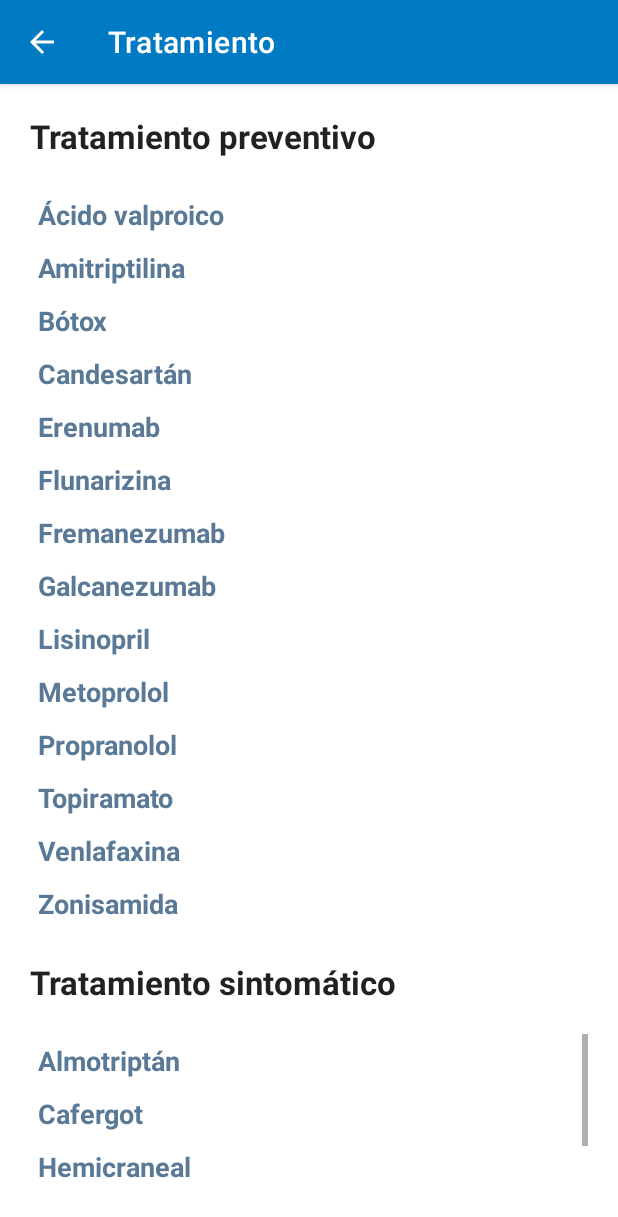
After one commit to Baltasarq/CefaleApp, an Android app: the TreatmentResultActivity screen opened directly, with no data from a screen before it, on a phone screen of 412 x 824 dp. The commit adds this screen. Shown: the top 1217 px of the screen. Run offline under Robolectric (Android 15) with nearby library versions, the phone set to English and light mode, and no system bars.

Commit message:
Finishes support for preventive treatment

```diff
--- a/app/build.gradle
+++ b/app/build.gradle
@@ -51,6 +51,7 @@
     implementation 'androidx.navigation:navigation-fragment:2.7.7'
     implementation 'androidx.navigation:navigation-ui:2.7.7'
     implementation 'androidx.preference:preference:1.2.1'
+    implementation 'androidx.activity:activity:1.8.0'
     testImplementation 'junit:junit:4.13.2'
     androidTestImplementation 'androidx.test.ext:junit:1.1.5'
     androidTestImplementation 'androidx.test.espresso:espresso-core:3.5.1'
--- a/app/src/main/AndroidManifest.xml
+++ b/app/src/main/AndroidManifest.xml
@@ -23,6 +23,9 @@
         android:supportsRtl="true"
         android:theme="@style/Theme.CefaleApp"
         tools:targetApi="31">
+        <activity
+            android:name=".ui.treatment.TreatmentResultActivity"
+            android:exported="false" />
         <activity
             android:name=".ui.treatment.MorbidityActivity"
             android:exported="false" />
--- a/app/src/main/java/com/devbaltasarq/cefaleapp/core/Util.java
+++ b/app/src/main/java/com/devbaltasarq/cefaleapp/core/Util.java
@@ -4,17 +4,32 @@
 package com.devbaltasarq.cefaleapp.core;
 
 
+import android.content.Context;
+import android.content.Intent;
 import android.text.Spanned;
 
 import androidx.core.text.HtmlCompat;
+
+import com.devbaltasarq.cefaleapp.core.treatment.BasicId;
+import com.devbaltasarq.cefaleapp.core.treatment.Identifiable;
+import com.devbaltasarq.cefaleapp.core.treatment.Medicine;
+import com.devbaltasarq.cefaleapp.core.treatment.Nameable;
+import com.devbaltasarq.cefaleapp.ui.treatment.MedicineActivity;
 
 import org.w3c.dom.Element;
 import org.w3c.dom.Node;
 import org.w3c.dom.NodeList;
 
 import java.io.IOException;
+import java.text.Collator;
+import java.util.ArrayList;
 import java.util.Calendar;
+import java.util.Collection;
+import java.util.List;
 import java.util.Locale;
+import java.util.Map;
+import java.util.Objects;
+import java.util.stream.Collectors;
 
 
 public class Util {
@@ -99,4 +114,45 @@
                         .replace( ":", ":<br/>" )
                         .replace( "-", "&mdash;" ));
     }
+
+    /** Shos the medicine activity with the given medicine loaded.
+      * @param CTX the activity this call is originated.
+      * @param M the given medicine to show.
+      */
+    public static void showMedicine(final Context CTX, final Medicine M)
+    {
+        final Intent INTENT = new Intent( CTX, MedicineActivity.class );
+
+        MedicineActivity.medicine = M;
+        CTX.startActivity( INTENT );
+    }
+
+    /** Sorts identifiables (medicines, morbidities...) taking into account locales.
+      * @param IDENTIFIABLES the medicine list to sort.
+      */
+    public static void sortIdentifiableI18n(final List<? extends Identifiable> IDENTIFIABLES)
+    {
+        final Collator COLLATOR = Collator.getInstance( new Locale("es","ES" ));
+
+        IDENTIFIABLES.sort( (m1, m2) ->
+                            COLLATOR.compare(
+                                    m1.getId().getName(),
+                                    m2.getId().getName() ) );
+    }
+
+    /** Generates a new list with all corresponding objects.
+      * @param ALL the collection of all objects.
+      * @param IDS the collection of all ids.
+      * @return a new list with the objects corresponding to the given identifiers.
+      * @param <T> The identifiable objects, i.e. Mordbity, Medicine...
+      * @param <U> The id object, i.e. Medicine.Id, Morbidity.Id...
+      */
+    public static <T extends Identifiable, U extends Nameable> List<T > getObjListFromIdList(
+                                        final Map<U, T> ALL,
+                                        final Collection<U> IDS)
+    {
+        return IDS.stream().map( id
+                                    -> Objects.requireNonNull( ALL.get( id ) ) )
+                           .collect( Collectors.toList() );
+    }
 }
--- /dev/null
+++ b/app/src/main/java/com/devbaltasarq/cefaleapp/ui/treatment/TreatmentResultActivity.java
@@ -0,0 +1,75 @@
+// CefaleApp (c) 2023/24 Baltasar MIT License <baltasarq@uvigo.es>
+
+
+package com.devbaltasarq.cefaleapp.ui.treatment;
+
+
+import android.os.Bundle;
+import android.view.LayoutInflater;
+import android.view.MenuItem;
+import android.view.View;
+import android.widget.LinearLayout;
+import android.widget.TextView;
+
+import androidx.appcompat.app.ActionBar;
+import androidx.appcompat.app.AppCompatActivity;
+
+import java.util.List;
+
+import com.devbaltasarq.cefaleapp.R;
+import com.devbaltasarq.cefaleapp.core.Util;
+import com.devbaltasarq.cefaleapp.core.treatment.Medicine;
+import com.devbaltasarq.cefaleapp.core.treatment.MedicineGroup;
+
+
+public class TreatmentResultActivity extends AppCompatActivity {
+    @Override
+    protected void onCreate(Bundle savedInstanceState)
+    {
+        super.onCreate( savedInstanceState );
+        this.setContentView( R.layout.activity_treatment_result );
+
+        final ActionBar ACTION_BAR = this.getSupportActionBar();
+
+        if ( ACTION_BAR != null ) {
+            ACTION_BAR.setTitle( R.string.lbl_treatment );
+            ACTION_BAR.setDisplayHomeAsUpEnabled( true );
+            ACTION_BAR.setLogo( R.drawable.medical );
+        }
+
+        final LayoutInflater INFLATER = this.getLayoutInflater();
+        final LinearLayout LY_PREVENTIVE = this.findViewById( R.id.lyPreventiveTreatment );
+        final LinearLayout LY_SYMPTOMATIC = this.findViewById( R.id.lySymptomaticTreatment);
+
+        Util.sortIdentifiableI18n( medicineList );
+
+        for(final Medicine MEDICINE: medicineList) {
+            final View MED_VIEW = INFLATER.inflate( R.layout.medicine_group_entry, null );
+            final TextView LBL_MEDICINE = MED_VIEW.findViewById( R.id.lblMedicine );
+            final MedicineGroup.Id SYMPTOMATIC_GROUP_ID = MedicineGroup.Id.get( 'I' );
+
+            LBL_MEDICINE.setText( MEDICINE.getId().getName() );
+            LBL_MEDICINE.setOnClickListener( (v) -> Util.showMedicine( this, MEDICINE ) );
+
+            if ( MEDICINE.getGroupId().equals( SYMPTOMATIC_GROUP_ID ) ) {
+                LY_SYMPTOMATIC.addView( MED_VIEW );
+            } else {
+                LY_PREVENTIVE.addView( MED_VIEW );
+            }
+        }
+
+        return;
+    }
+
+    public boolean onOptionsItemSelected(MenuItem item)
+    {
+        if ( item.getItemId() == android.R.id.home ) {
+            this.finish();
+            return true;
+        }
+
+        return super.onOptionsItemSelected( item );
+    }
+
+    public static List<Medicine> medicineList;
+}
--- a/app/src/main/java/com/devbaltasarq/cefaleapp/ui/treatment/VademecumActivity.java
+++ b/app/src/main/java/com/devbaltasarq/cefaleapp/ui/treatment/VademecumActivity.java
@@ -201,7 +201,8 @@
         BT_MEDICINES.setEnabled( BUTTON != BT_MEDICINES );
     }
 
-    public boolean onOptionsItemSelected(MenuItem item) {
+    public boolean onOptionsItemSelected(MenuItem item)
+    {
         if ( item.getItemId() == android.R.id.home ) {
             this.finish();
             return true;
--- a/app/src/main/res/layout/activity_treatment.xml
+++ b/app/src/main/res/layout/activity_treatment.xml
@@ -9,7 +9,7 @@
     android:forceDarkAllowed="false">
 
     <ScrollView
-        android:id="@+id/scrlMorbodities"
+        android:id="@+id/scrlMorbidities"
         android:padding="5dp"
         android:layout_width="match_parent"
         android:layout_height="match_parent">
@@ -23,8 +23,8 @@
 
     <com.google.android.material.floatingactionbutton.FloatingActionButton
         android:id="@+id/btStartMedicineDiscards"
-        app:layout_constraintEnd_toEndOf="@id/scrlMorbodities"
-        app:layout_constraintBottom_toBottomOf="@id/scrlMorbodities"
+        app:layout_constraintEnd_toEndOf="@id/scrlMorbidities"
+        app:layout_constraintBottom_toBottomOf="@id/scrlMorbidities"
         android:layout_width="64dp"
         android:layout_height="64dp"
         android:layout_gravity="bottom|end"
--- /dev/null
+++ b/app/src/main/res/layout/activity_treatment_result.xml
@@ -0,0 +1,50 @@
+<?xml version="1.0" encoding="utf-8"?>
+<LinearLayout xmlns:android="http://schemas.android.com/apk/res/android"
+    xmlns:app="http://schemas.android.com/apk/res-auto"
+    android:orientation="vertical"
+    xmlns:tools="http://schemas.android.com/tools"
+    android:layout_width="match_parent"
+    android:layout_height="match_parent"
+    tools:context=".ui.treatment.TreatmentResultActivity"
+    android:layout_margin="10dp">
+
+    <TextView
+        android:layout_width="match_parent"
+        android:layout_height="wrap_content"
+        android:textAppearance="@style/TextAppearance.AppCompat.Large"
+        android:textStyle="bold"
+        android:text="@string/lbl_preventive_treatment"
+        android:layout_margin="10dp"/>
+
+    <ScrollView
+        android:layout_width="match_parent"
+        android:layout_height="wrap_content"
+        android:layout_margin="10dp">
+
+        <LinearLayout       android:id="@+id/lyPreventiveTreatment"
+            android:orientation="vertical"
+            android:layout_width="match_parent"
+            android:layout_height="wrap_content">
+        </LinearLayout>
+    </ScrollView>
+
+    <TextView
+        android:layout_width="match_parent"
+        android:layout_height="wrap_content"
+        android:textAppearance="@style/TextAppearance.AppCompat.Large"
+        android:textStyle="bold"
+        android:text="@string/lbl_syntomatic_treatment"
+        android:layout_margin="10dp"/>
+
+    <ScrollView
+        android:layout_width="match_parent"
+        android:layout_height="wrap_content"
+        android:layout_margin="10dp">
+
+        <LinearLayout       android:id="@+id/lySymptomaticTreatment"
+            android:orientation="vertical"
+            android:layout_width="match_parent"
+            android:layout_height="wrap_content">
+        </LinearLayout>
+    </ScrollView>
+</LinearLayout>
--- a/app/src/main/res/values/strings.xml
+++ b/app/src/main/res/values/strings.xml
@@ -38,6 +38,8 @@
     <string name="lbl_pills">grajea(s)/unidade(s)</string>
     <string name="lbl_compatible_medicines">Medicinas compatibles</string>
     <string name="lbl_incompatible_medicines">Medicinas incompatibles</string>
+    <string name="lbl_preventive_treatment">Tratamiento preventivo</string>
+    <string name="lbl_syntomatic_treatment">Tratamiento sintomático</string>
 
     <!-- Messages -->
     <string name="msg_info">Información sobre la aplicación.</string>
```
Also changed, not shown: app/src/main/java/com/devbaltasarq/cefaleapp/core/treatment/TreatmentAdvisor.java (+34 -39 lines), app/src/main/java/com/devbaltasarq/cefaleapp/ui/treatment/MorbidityActivity.java (+14 -26 lines), app/src/main/java/com/devbaltasarq/cefaleapp/ui/treatment/TreatmentActivity.java (+31 -3 lines).
